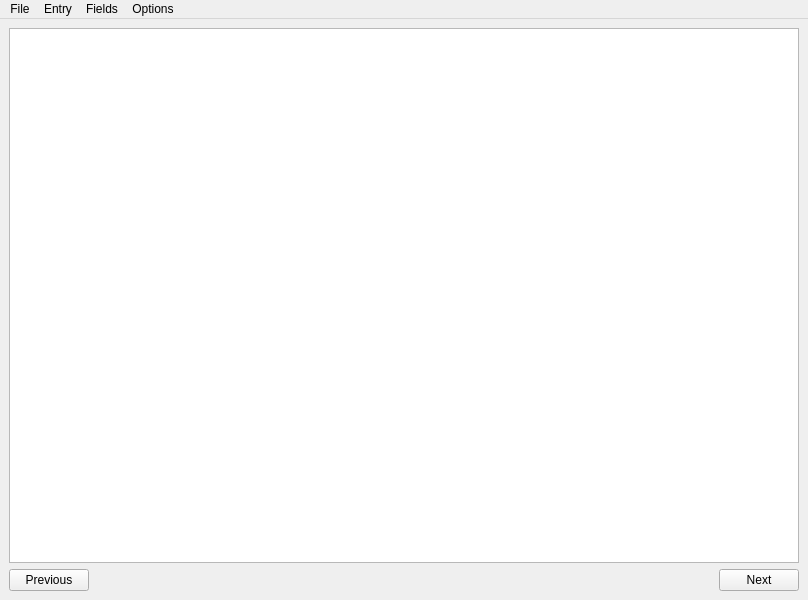
Qt form Main.ui (mendoza/hotcake) before a commit.
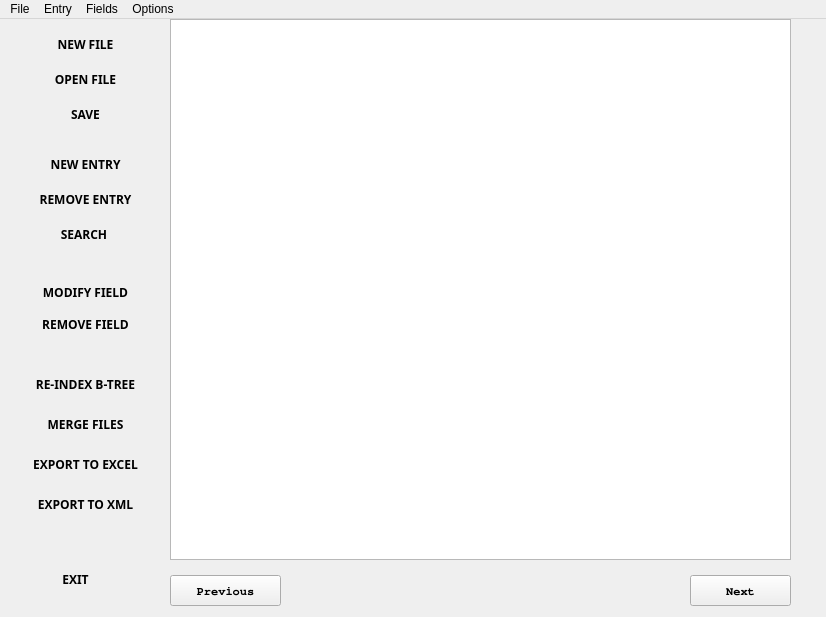
The same form after that commit. Icons and pictures are not drawn.

```diff
--- a/Main.ui
+++ b/Main.ui
@@ -6,8 +6,8 @@
    <rect>
     <x>0</x>
     <y>0</y>
-    <width>808</width>
-    <height>600</height>
+    <width>826</width>
+    <height>617</height>
    </rect>
   </property>
   <property name="windowTitle">
@@ -18,61 +18,541 @@
     <normaloff>Images/database.png</normaloff>Images/database.png</iconset>
   </property>
   <widget class="QWidget" name="centralwidget">
-   <layout class="QGridLayout" name="gridLayout_2">
-    <item row="0" column="0">
-     <layout class="QGridLayout" name="gridLayout">
-      <item row="1" column="0">
-       <widget class="QTableWidget" name="tableWidget">
-        <property name="enabled">
-         <bool>true</bool>
-        </property>
-        <property name="editTriggers">
-         <set>QAbstractItemView::NoEditTriggers</set>
-        </property>
-       </widget>
-      </item>
-     </layout>
-    </item>
-    <item row="1" column="0">
-     <layout class="QHBoxLayout" name="horizontalLayout">
-      <item>
-       <widget class="QPushButton" name="Previous_button">
-        <property name="text">
-         <string>Previous</string>
-        </property>
-       </widget>
-      </item>
-      <item>
-       <spacer name="horizontalSpacer">
-        <property name="orientation">
-         <enum>Qt::Horizontal</enum>
-        </property>
-        <property name="sizeHint" stdset="0">
-         <size>
-          <width>40</width>
-          <height>20</height>
-         </size>
-        </property>
-       </spacer>
-      </item>
-      <item>
-       <widget class="QPushButton" name="Next_button">
-        <property name="text">
-         <string>Next</string>
-        </property>
-       </widget>
-      </item>
-     </layout>
-    </item>
-   </layout>
+   <widget class="QPushButton" name="bNewFile">
+    <property name="geometry">
+     <rect>
+      <x>10</x>
+      <y>10</y>
+      <width>151</width>
+      <height>31</height>
+     </rect>
+    </property>
+    <property name="font">
+     <font>
+      <family>KacstPen</family>
+      <weight>75</weight>
+      <bold>true</bold>
+     </font>
+    </property>
+    <property name="text">
+     <string>NEW FILE</string>
+    </property>
+    <property name="icon">
+     <iconset>
+      <normaloff>Images/open-add-folder.png</normaloff>Images/open-add-folder.png</iconset>
+    </property>
+    <property name="iconSize">
+     <size>
+      <width>28</width>
+      <height>28</height>
+     </size>
+    </property>
+    <property name="flat">
+     <bool>true</bool>
+    </property>
+   </widget>
+   <widget class="QPushButton" name="bNewFile_2">
+    <property name="geometry">
+     <rect>
+      <x>590</x>
+      <y>560</y>
+      <width>151</width>
+      <height>31</height>
+     </rect>
+    </property>
+    <property name="text">
+     <string/>
+    </property>
+    <property name="flat">
+     <bool>true</bool>
+    </property>
+   </widget>
+   <widget class="QPushButton" name="bOpenFile">
+    <property name="geometry">
+     <rect>
+      <x>10</x>
+      <y>40</y>
+      <width>151</width>
+      <height>41</height>
+     </rect>
+    </property>
+    <property name="font">
+     <font>
+      <family>KacstPen</family>
+      <weight>75</weight>
+      <bold>true</bold>
+     </font>
+    </property>
+    <property name="text">
+     <string>OPEN FILE</string>
+    </property>
+    <property name="icon">
+     <iconset>
+      <normaloff>../Python/Edd2/open-folder.png</normaloff>../Python/Edd2/open-folder.png</iconset>
+    </property>
+    <property name="iconSize">
+     <size>
+      <width>28</width>
+      <height>28</height>
+     </size>
+    </property>
+    <property name="flat">
+     <bool>true</bool>
+    </property>
+   </widget>
+   <widget class="QPushButton" name="bSave">
+    <property name="geometry">
+     <rect>
+      <x>10</x>
+      <y>80</y>
+      <width>151</width>
+      <height>31</height>
+     </rect>
+    </property>
+    <property name="font">
+     <font>
+      <family>KacstPen</family>
+      <weight>75</weight>
+      <bold>true</bold>
+     </font>
+    </property>
+    <property name="text">
+     <string>SAVE</string>
+    </property>
+    <property name="icon">
+     <iconset>
+      <normaloff>../Python/Edd2/save.png</normaloff>../Python/Edd2/save.png</iconset>
+    </property>
+    <property name="iconSize">
+     <size>
+      <width>28</width>
+      <height>28</height>
+     </size>
+    </property>
+    <property name="flat">
+     <bool>true</bool>
+    </property>
+   </widget>
+   <widget class="QPushButton" name="bExit">
+    <property name="geometry">
+     <rect>
+      <x>10</x>
+      <y>540</y>
+      <width>131</width>
+      <height>41</height>
+     </rect>
+    </property>
+    <property name="font">
+     <font>
+      <family>KacstPen</family>
+      <weight>75</weight>
+      <bold>true</bold>
+     </font>
+    </property>
+    <property name="text">
+     <string>EXIT</string>
+    </property>
+    <property name="icon">
+     <iconset>
+      <normaloff>../Python/Edd2/emergency-exit (1).png</normaloff>../Python/Edd2/emergency-exit (1).png</iconset>
+    </property>
+    <property name="iconSize">
+     <size>
+      <width>34</width>
+      <height>34</height>
+     </size>
+    </property>
+    <property name="flat">
+     <bool>true</bool>
+    </property>
+   </widget>
+   <widget class="QTableWidget" name="tableWidget">
+    <property name="enabled">
+     <bool>true</bool>
+    </property>
+    <property name="geometry">
+     <rect>
+      <x>170</x>
+      <y>0</y>
+      <width>621</width>
+      <height>541</height>
+     </rect>
+    </property>
+    <property name="editTriggers">
+     <set>QAbstractItemView::NoEditTriggers</set>
+    </property>
+   </widget>
+   <widget class="QPushButton" name="Next_button">
+    <property name="geometry">
+     <rect>
+      <x>690</x>
+      <y>556</y>
+      <width>101</width>
+      <height>31</height>
+     </rect>
+    </property>
+    <property name="font">
+     <font>
+      <family>Nimbus Mono L</family>
+      <weight>75</weight>
+      <bold>true</bold>
+     </font>
+    </property>
+    <property name="text">
+     <string>Next</string>
+    </property>
+    <property name="icon">
+     <iconset>
+      <normaloff>../Python/Edd2/3d-forward-arrow.png</normaloff>../Python/Edd2/3d-forward-arrow.png</iconset>
+    </property>
+    <property name="iconSize">
+     <size>
+      <width>24</width>
+      <height>24</height>
+     </size>
+    </property>
+   </widget>
+   <widget class="QPushButton" name="Previous_button">
+    <property name="geometry">
+     <rect>
+      <x>170</x>
+      <y>556</y>
+      <width>111</width>
+      <height>31</height>
+     </rect>
+    </property>
+    <property name="font">
+     <font>
+      <family>Nimbus Mono L</family>
+      <weight>75</weight>
+      <bold>true</bold>
+     </font>
+    </property>
+    <property name="text">
+     <string>Previous</string>
+    </property>
+    <property name="icon">
+     <iconset>
+      <normaloff>../Python/Edd2/left-arrow-sketch.png</normaloff>../Python/Edd2/left-arrow-sketch.png</iconset>
+    </property>
+    <property name="iconSize">
+     <size>
+      <width>24</width>
+      <height>24</height>
+     </size>
+    </property>
+    <property name="autoDefault">
+     <bool>false</bool>
+    </property>
+    <property name="default">
+     <bool>false</bool>
+    </property>
+   </widget>
+   <widget class="QPushButton" name="bNewEntry">
+    <property name="geometry">
+     <rect>
+      <x>10</x>
+      <y>130</y>
+      <width>151</width>
+      <height>31</height>
+     </rect>
+    </property>
+    <property name="font">
+     <font>
+      <family>KacstPen</family>
+      <weight>75</weight>
+      <bold>true</bold>
+     </font>
+    </property>
+    <property name="text">
+     <string>NEW ENTRY</string>
+    </property>
+    <property name="icon">
+     <iconset>
+      <normaloff>../Python/Edd2/round-add-button.png</normaloff>../Python/Edd2/round-add-button.png</iconset>
+    </property>
+    <property name="iconSize">
+     <size>
+      <width>24</width>
+      <height>24</height>
+     </size>
+    </property>
+    <property name="flat">
+     <bool>true</bool>
+    </property>
+   </widget>
+   <widget class="QPushButton" name="bRemoveEntry">
+    <property name="geometry">
+     <rect>
+      <x>10</x>
+      <y>160</y>
+      <width>151</width>
+      <height>41</height>
+     </rect>
+    </property>
+    <property name="font">
+     <font>
+      <family>KacstPen</family>
+      <weight>75</weight>
+      <bold>true</bold>
+     </font>
+    </property>
+    <property name="text">
+     <string>REMOVE ENTRY</string>
+    </property>
+    <property name="icon">
+     <iconset>
+      <normaloff>../Python/Edd2/round-remove-button.png</normaloff>../Python/Edd2/round-remove-button.png</iconset>
+    </property>
+    <property name="iconSize">
+     <size>
+      <width>24</width>
+      <height>24</height>
+     </size>
+    </property>
+    <property name="flat">
+     <bool>true</bool>
+    </property>
+   </widget>
+   <widget class="QPushButton" name="bSearch">
+    <property name="geometry">
+     <rect>
+      <x>10</x>
+      <y>200</y>
+      <width>151</width>
+      <height>31</height>
+     </rect>
+    </property>
+    <property name="font">
+     <font>
+      <family>KacstOne</family>
+      <weight>75</weight>
+      <bold>true</bold>
+     </font>
+    </property>
+    <property name="text">
+     <string>SEARCH </string>
+    </property>
+    <property name="icon">
+     <iconset>
+      <normaloff>../Python/Edd2/musica-searcher.png</normaloff>../Python/Edd2/musica-searcher.png</iconset>
+    </property>
+    <property name="iconSize">
+     <size>
+      <width>24</width>
+      <height>24</height>
+     </size>
+    </property>
+    <property name="flat">
+     <bool>true</bool>
+    </property>
+   </widget>
+   <widget class="QPushButton" name="bModifyField">
+    <property name="geometry">
+     <rect>
+      <x>10</x>
+      <y>260</y>
+      <width>151</width>
+      <height>27</height>
+     </rect>
+    </property>
+    <property name="font">
+     <font>
+      <family>KacstPen</family>
+      <weight>75</weight>
+      <bold>true</bold>
+     </font>
+    </property>
+    <property name="text">
+     <string>MODIFY FIELD</string>
+    </property>
+    <property name="icon">
+     <iconset>
+      <normaloff>../Python/Edd2/edit.png</normaloff>../Python/Edd2/edit.png</iconset>
+    </property>
+    <property name="iconSize">
+     <size>
+      <width>24</width>
+      <height>24</height>
+     </size>
+    </property>
+    <property name="flat">
+     <bool>true</bool>
+    </property>
+   </widget>
+   <widget class="QPushButton" name="bRemoveField">
+    <property name="geometry">
+     <rect>
+      <x>10</x>
+      <y>290</y>
+      <width>151</width>
+      <height>31</height>
+     </rect>
+    </property>
+    <property name="font">
+     <font>
+      <family>KacstPen</family>
+      <weight>75</weight>
+      <bold>true</bold>
+     </font>
+    </property>
+    <property name="text">
+     <string>REMOVE FIELD</string>
+    </property>
+    <property name="icon">
+     <iconset>
+      <normaloff>../Python/Edd2/rubbish.png</normaloff>../Python/Edd2/rubbish.png</iconset>
+    </property>
+    <property name="iconSize">
+     <size>
+      <width>24</width>
+      <height>24</height>
+     </size>
+    </property>
+    <property name="flat">
+     <bool>true</bool>
+    </property>
+   </widget>
+   <widget class="QPushButton" name="bExportExcel">
+    <property name="geometry">
+     <rect>
+      <x>10</x>
+      <y>430</y>
+      <width>151</width>
+      <height>31</height>
+     </rect>
+    </property>
+    <property name="font">
+     <font>
+      <family>KacstPen</family>
+      <weight>75</weight>
+      <bold>true</bold>
+     </font>
+    </property>
+    <property name="text">
+     <string>EXPORT TO EXCEL</string>
+    </property>
+    <property name="icon">
+     <iconset>
+      <normaloff>../Python/Edd2/excel.png</normaloff>../Python/Edd2/excel.png</iconset>
+    </property>
+    <property name="iconSize">
+     <size>
+      <width>24</width>
+      <height>24</height>
+     </size>
+    </property>
+    <property name="flat">
+     <bool>true</bool>
+    </property>
+   </widget>
+   <widget class="QPushButton" name="bExportXml">
+    <property name="geometry">
+     <rect>
+      <x>10</x>
+      <y>470</y>
+      <width>151</width>
+      <height>31</height>
+     </rect>
+    </property>
+    <property name="font">
+     <font>
+      <family>KacstPen</family>
+      <weight>75</weight>
+      <bold>true</bold>
+     </font>
+    </property>
+    <property name="text">
+     <string>EXPORT TO XML</string>
+    </property>
+    <property name="icon">
+     <iconset>
+      <normaloff>../Python/Edd2/xml.png</normaloff>../Python/Edd2/xml.png</iconset>
+    </property>
+    <property name="iconSize">
+     <size>
+      <width>24</width>
+      <height>24</height>
+     </size>
+    </property>
+    <property name="flat">
+     <bool>true</bool>
+    </property>
+   </widget>
+   <widget class="QPushButton" name="bMergeFiles">
+    <property name="geometry">
+     <rect>
+      <x>10</x>
+      <y>390</y>
+      <width>151</width>
+      <height>31</height>
+     </rect>
+    </property>
+    <property name="font">
+     <font>
+      <family>KacstPen</family>
+      <weight>75</weight>
+      <bold>true</bold>
+     </font>
+    </property>
+    <property name="text">
+     <string>MERGE FILES</string>
+    </property>
+    <property name="icon">
+     <iconset>
+      <normaloff>../Python/Edd2/archive.png</normaloff>../Python/Edd2/archive.png</iconset>
+    </property>
+    <property name="iconSize">
+     <size>
+      <width>24</width>
+      <height>24</height>
+     </size>
+    </property>
+    <property name="flat">
+     <bool>true</bool>
+    </property>
+   </widget>
+   <widget class="QPushButton" name="bReIndexBtree">
+    <property name="geometry">
+     <rect>
+      <x>10</x>
+      <y>350</y>
+      <width>151</width>
+      <height>31</height>
+     </rect>
+    </property>
+    <property name="font">
+     <font>
+      <family>KacstPen</family>
+      <weight>75</weight>
+      <bold>true</bold>
+     </font>
+    </property>
+    <property name="text">
+     <string>RE-INDEX B-TREE</string>
+    </property>
+    <property name="icon">
+     <iconset>
+      <normaloff>../Python/Edd2/algorithm.png</normaloff>../Python/Edd2/algorithm.png</iconset>
+    </property>
+    <property name="iconSize">
+     <size>
+      <width>24</width>
+      <height>24</height>
+     </size>
+    </property>
+    <property name="flat">
+     <bool>true</bool>
+    </property>
+   </widget>
   </widget>
   <widget class="QMenuBar" name="menubar">
    <property name="geometry">
     <rect>
      <x>0</x>
      <y>0</y>
-     <width>808</width>
-     <height>23</height>
+     <width>826</width>
+     <height>25</height>
     </rect>
    </property>
    <widget class="QMenu" name="menuFile">
```
